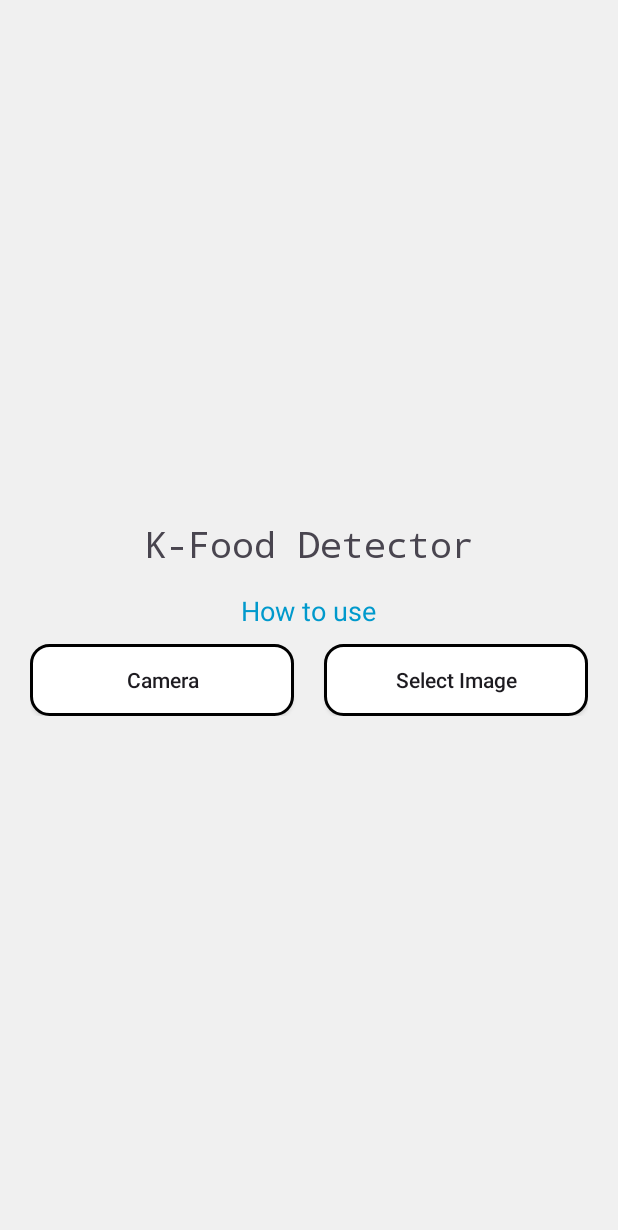
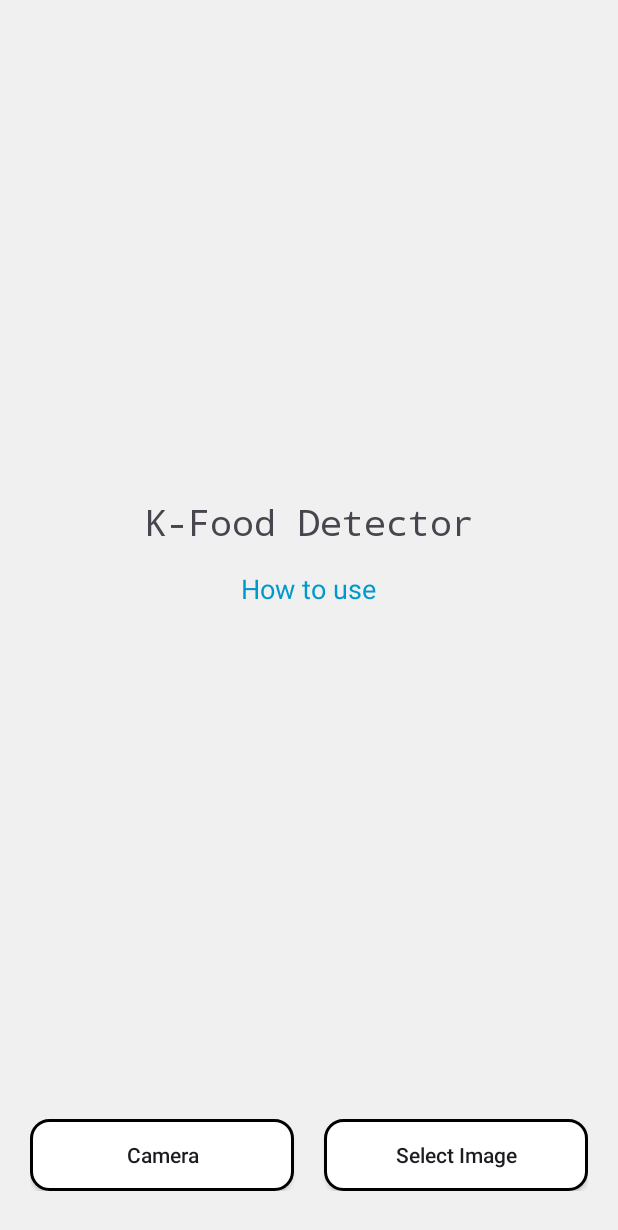
Before and after one commit to Raccoonjjang/K-food-Detector, an Android app: the screen it shows after launch (MainActivity), on a phone screen of 412 x 824 dp. Shown: the top 1230 px of the screen. Run offline under Robolectric (Android 15) with nearby library versions, the phone set to English and light mode, and no system bars; our stand-ins replace AdMob; libraries missing offline, so code that uses them is left out: com.google.mlkit.vision.

Commit message:
광고 ui 완성 v2

```diff
--- a/app/src/main/res/layout/activity_main.xml
+++ b/app/src/main/res/layout/activity_main.xml
@@ -4,7 +4,13 @@
     android:orientation="vertical"
     android:background="#F0F0F0"
     android:gravity="center">
-
+    <LinearLayout
+        android:layout_width="match_parent"
+        android:layout_height="0dp"
+        android:orientation="vertical"
+        android:background="#F0F0F0"
+        android:gravity="center"
+        android:layout_weight="1">
     <TextView
         android:id="@+id/MainLogo"
         android:layout_width="wrap_content"
@@ -24,7 +30,7 @@
         android:textColor="@android:color/holo_blue_dark"
         android:clickable="true"
         android:focusable="true" />
-
+    </LinearLayout>
     <LinearLayout
         android:layout_width="match_parent"
         android:layout_height="wrap_content"
@@ -52,10 +58,9 @@
             android:textAllCaps="false"
             android:text="Select Image" />
     </LinearLayout>
-
-    <!-- 배너 광고를 최하단에 위치 -->
     <com.google.android.gms.ads.AdView
         xmlns:ads="http://schemas.android.com/apk/res-auto"
+        android:layout_marginTop="30dp"
         android:id="@+id/adView"
         android:layout_width="wrap_content"
         android:layout_height="wrap_content"
@@ -64,4 +69,5 @@
         ads:adSize="BANNER"
         ads:adUnitId="ca-app-pub-3940256099942544/6300978111">
     </com.google.android.gms.ads.AdView>
+    <!-- 배너 광고를 최하단에 위치 -->
 </LinearLayout>
```
